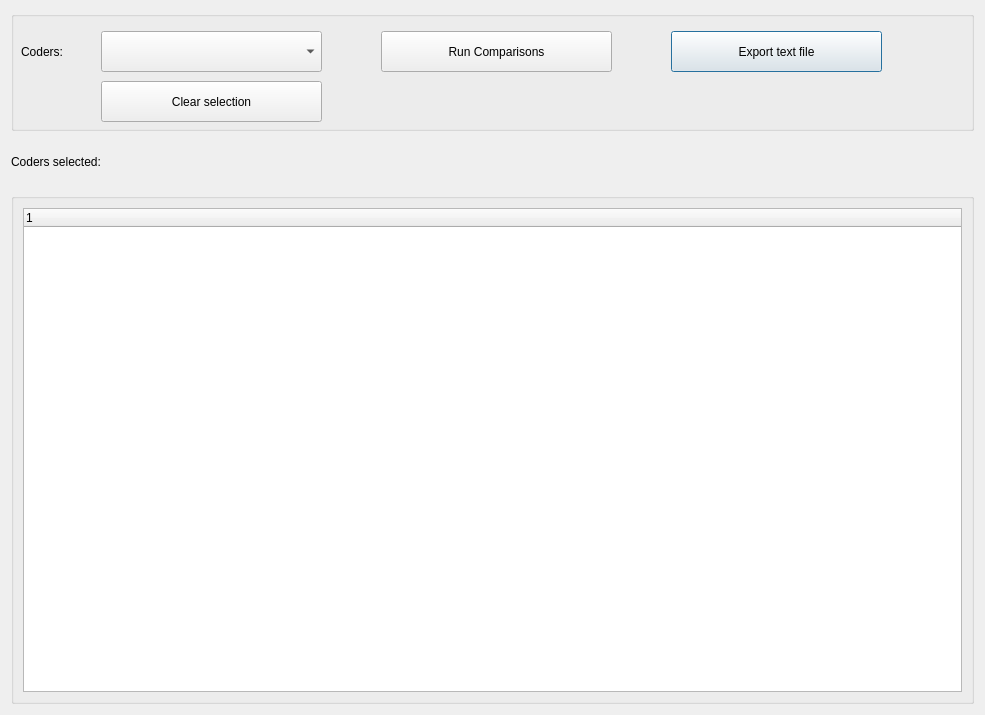
ccbogel/QualCoder, file GUI_UIs/ui_dialog_report_comparisons.ui: the form before one commit.
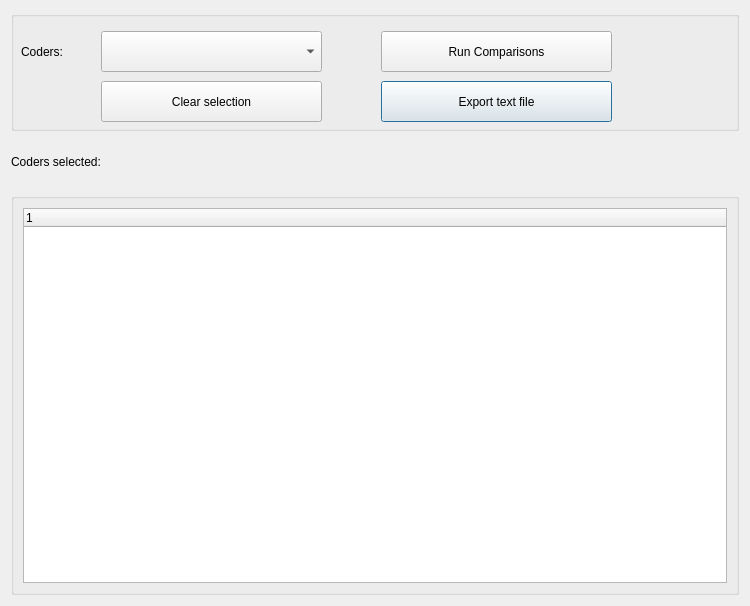
The form after the commit.

```diff
--- a/GUI_UIs/ui_dialog_report_comparisons.ui
+++ b/GUI_UIs/ui_dialog_report_comparisons.ui
@@ -9,8 +9,8 @@
    <rect>
     <x>0</x>
     <y>0</y>
-    <width>985</width>
-    <height>715</height>
+    <width>750</width>
+    <height>606</height>
    </rect>
   </property>
   <property name="windowTitle">
@@ -37,9 +37,9 @@
      <widget class="QPushButton" name="pushButton_exporttext">
       <property name="geometry">
        <rect>
-        <x>660</x>
-        <y>20</y>
-        <width>211</width>
+        <x>370</x>
+        <y>70</y>
+        <width>231</width>
         <height>41</height>
        </rect>
       </property>
```
